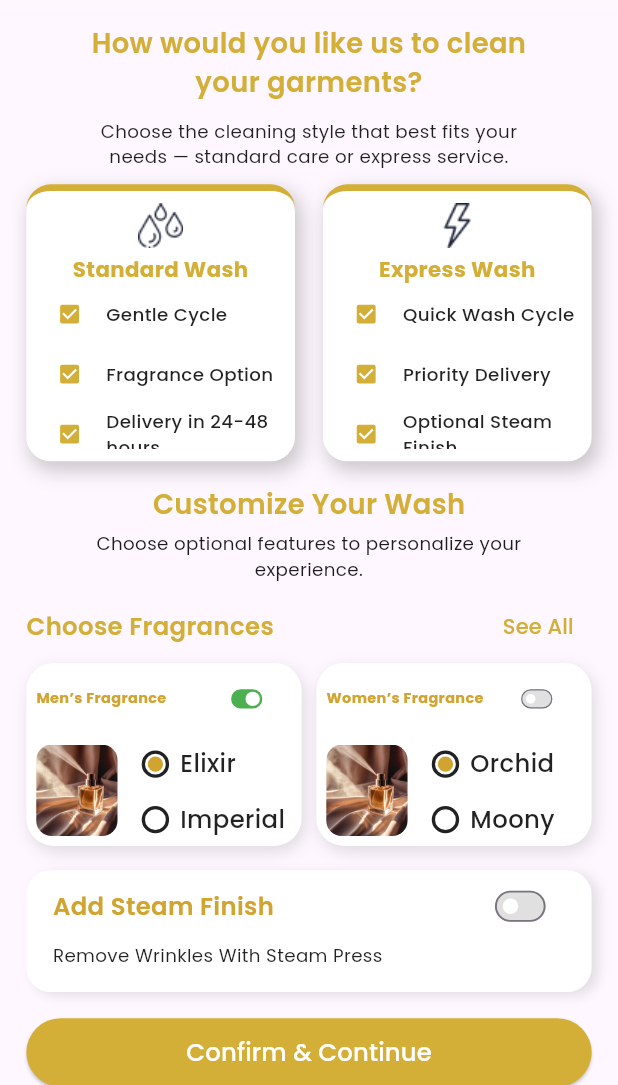
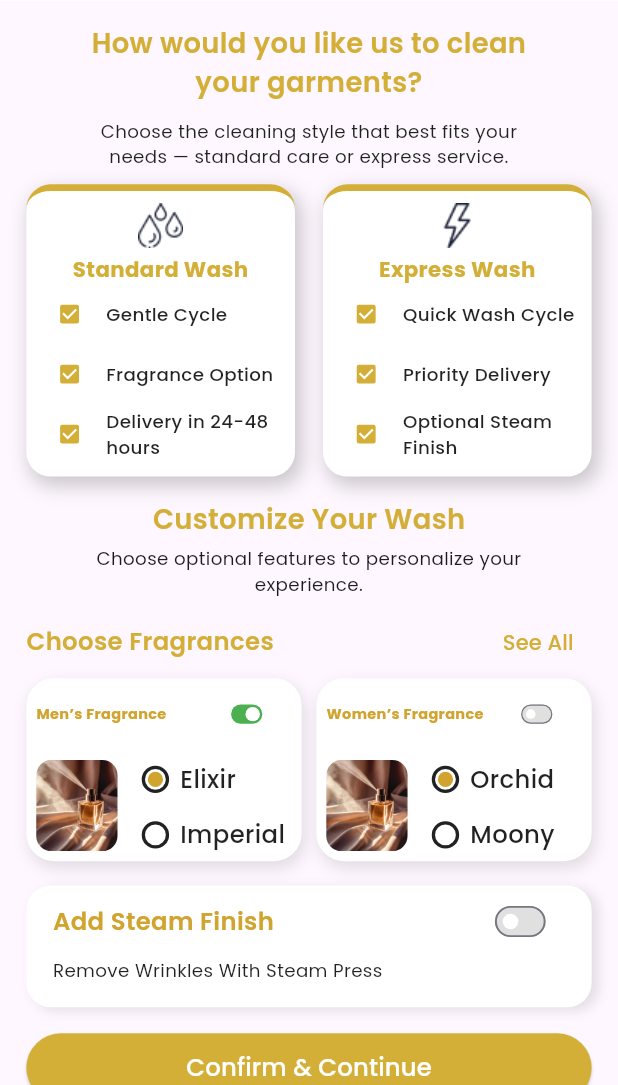
Before and after one commit to umais86/laundry_app, a Flutter app: the Homepage screen opened directly, after a tap on "Standard Wash", on a phone screen of 412 x 824 dp, the part 151-1236 px from its top. Run offline on Flutter 3.47's test engine with Material 3 defaults, Android fonts, the phone set to English and light mode, and no system bars; our stand-ins replace flutter_rating_bar, flutter_screenutil, geocoding, geolocator, google_fonts, google_maps_flutter and 1 more.

Commit message:
ui fixing

```diff
--- a/lib/components/card.dart
+++ b/lib/components/card.dart
@@ -21,7 +21,7 @@ class ServiceCard extends StatelessWidget {
     return GestureDetector(
       onTap: onTap,
       child: AnimatedContainer(
-        height: 99.h,
+        height: 101.h,
         width: 150.w,
         duration: const Duration(milliseconds: 200),
         padding: EdgeInsets.symmetric(horizontal: 16.w, vertical: 18.h),
--- a/lib/components/card2.dart
+++ b/lib/components/card2.dart
@@ -32,7 +32,7 @@ class _Card2State extends State<Card2> {
   @override
   Widget build(BuildContext context) {
     return AnimatedContainer(
-      height: 182.h,
+      height: 192.h,
       width: 163.w,
       duration: const Duration(milliseconds: 200),
       padding: EdgeInsets.symmetric(horizontal: 8.w, vertical: 8.h),
```
